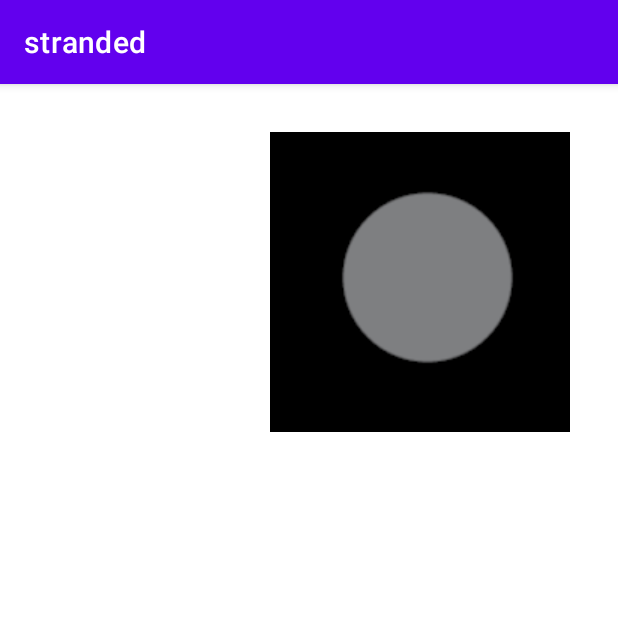
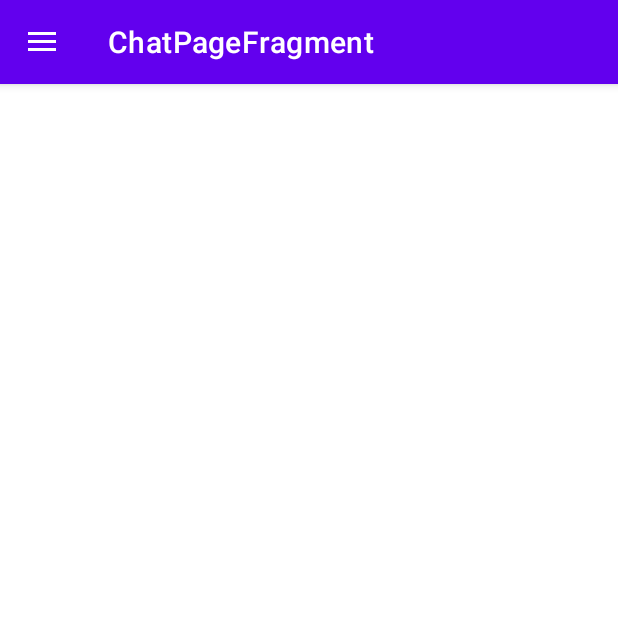
Before and after one commit to Quintarous/stranded, an Android app: the screen it shows after launch (MainActivity), on a phone screen of 412 x 824 dp, the top half of it. Run offline under Robolectric (Android 15) with nearby library versions, the phone set to English and light mode, and no system bars; our stand-ins replace Dagger/Hilt's generated code, navigation-ui; 3 statements that could not run were skipped.

Commit message:
Nav Drawer and animation frames
Setup the chat page fragment with a placeholder ui

Added an action bar with a nav drawer
along with other navigation essentials such as the nav graph and nav drawer menu items

Added 8 keyframe png images for the g meter graphic to use in the future

```diff
--- a/app/src/main/java/com/example/stranded/MainActivity.kt
+++ b/app/src/main/java/com/example/stranded/MainActivity.kt
@@ -4,27 +4,35 @@ import android.graphics.drawable.AnimationDrawable
 import androidx.appcompat.app.AppCompatActivity
 import android.os.Bundle
 import android.widget.ImageView
+import androidx.drawerlayout.widget.DrawerLayout
+import androidx.navigation.fragment.NavHostFragment
+import androidx.navigation.ui.AppBarConfiguration
+import androidx.navigation.ui.setupActionBarWithNavController
+import androidx.navigation.ui.setupWithNavController
+import com.google.android.material.navigation.NavigationView
 import dagger.hilt.android.AndroidEntryPoint
 import java.util.*
 
 @AndroidEntryPoint
 class MainActivity : AppCompatActivity() {
 
-    private lateinit var testAnimation: AnimationDrawable
-
     override fun onCreate(savedInstanceState: Bundle?) {
         super.onCreate(savedInstanceState)
-        setContentView(R.layout.fragment_chat_page)
+        setContentView(R.layout.activity_main)
+
+        val navHostFragment: NavHostFragment = supportFragmentManager
+            .findFragmentById(R.id.nav_host_fragment) as NavHostFragment
+
+        val navController = navHostFragment.navController
+        val drawerLayout = findViewById<DrawerLayout>(R.id.drawer_layout)
+
+        val appBarConfiguration = AppBarConfiguration(navController.graph, drawerLayout)
+
+        setupActionBarWithNavController(navController, appBarConfiguration)
+        findViewById<NavigationView>(R.id.nav_view).setupWithNavController(navController)
 
         //creating and registering the notification testing channel
         //DELETE ONCE DONE TESTING
         createChannel(this, "test", "Test Channel")
-
-        val testImage = findViewById<ImageView>(R.id.testAnimation).apply {
-            setBackgroundResource(R.drawable.test_animation)
-            testAnimation = background as AnimationDrawable
-        }
-
-        testImage.setOnClickListener { testAnimation.start() }
     }
 }
--- a/app/src/main/java/com/example/stranded/chatpage/ChatPageUtil.kt
+++ b/app/src/main/java/com/example/stranded/chatpage/ChatPageUtil.kt
@@ -15,6 +15,7 @@ data class Set constructor(
 
 data class Line constructor(
     val id: Int,
+    val consoleLine: Boolean,
     val line: String,
     val next: Int,
     val nextType: String
--- a/app/src/main/java/com/example/stranded/database/ScriptDatabaseEntities.kt
+++ b/app/src/main/java/com/example/stranded/database/ScriptDatabaseEntities.kt
@@ -20,6 +20,7 @@ script line or a set of prompts next
 data class SequenceOneScript constructor(
     @PrimaryKey(autoGenerate = true)
     val id: Int,
+    val consoleLine: Boolean = false,
     val line: String,
     val next: Int,
     val nextType: String = "script"
--- a/app/src/main/res/drawable/test_animation.xml
+++ b/app/src/main/res/drawable/test_animation.xml
@@ -1,5 +1,8 @@
 <?xml version="1.0" encoding="utf-8"?>
 <animation-list xmlns:android="http://schemas.android.com/apk/res/android">
-    <item android:drawable="@drawable/test" android:duration="100" />
-    <item android:drawable="@drawable/test2" android:duration="100" />
+    <item android:drawable="@drawable/g_up1" android:duration="50" />
+    <item android:drawable="@drawable/g_up2" android:duration="50" />
+    <item android:drawable="@drawable/g_up3" android:duration="50" />
+    <item android:drawable="@drawable/g_up4" android:duration="50" />
+    <item android:drawable="@drawable/g_up5" android:duration="50" />
 </animation-list>
--- a/app/src/main/res/layout/activity_main.xml
+++ b/app/src/main/res/layout/activity_main.xml
@@ -1,18 +1,37 @@
 <?xml version="1.0" encoding="utf-8"?>
-<androidx.constraintlayout.widget.ConstraintLayout xmlns:android="http://schemas.android.com/apk/res/android"
+<androidx.drawerlayout.widget.DrawerLayout
+    xmlns:android="http://schemas.android.com/apk/res/android"
     xmlns:app="http://schemas.android.com/apk/res-auto"
-    xmlns:tools="http://schemas.android.com/tools"
+    android:id="@+id/drawer_layout"
     android:layout_width="match_parent"
     android:layout_height="match_parent"
-    tools:context=".MainActivity">
+    android:fitsSystemWindows="true">
 
-    <TextView
+    <LinearLayout
+        android:layout_width="match_parent"
+        android:layout_height="match_parent"
+        android:orientation="vertical">
+
+        <androidx.fragment.app.FragmentContainerView
+            android:id="@+id/nav_host_fragment"
+            android:name="androidx.navigation.fragment.NavHostFragment"
+            android:layout_width="match_parent"
+            android:layout_height="match_parent"
+            app:layout_constraintLeft_toLeftOf="parent"
+            app:layout_constraintRight_toRightOf="parent"
+            app:layout_constraintTop_toTopOf="parent"
+            app:layout_constraintBottom_toBottomOf="parent"
+            app:defaultNavHost="true"
+            app:navGraph="@navigation/nav_graph" />
+    </LinearLayout>
+
+    <com.google.android.material.navigation.NavigationView
+        android:id="@+id/nav_view"
         android:layout_width="wrap_content"
-        android:layout_height="wrap_content"
-        android:text="Hello World!"
-        app:layout_constraintBottom_toBottomOf="parent"
-        app:layout_constraintLeft_toLeftOf="parent"
-        app:layout_constraintRight_toRightOf="parent"
-        app:layout_constraintTop_toTopOf="parent" />
+        android:layout_height="match_parent"
+        android:layout_gravity="start"
+        android:fitsSystemWindows="true"
+        app:menu="@menu/navdrawer_menu">
+    </com.google.android.material.navigation.NavigationView>
 
-</androidx.constraintlayout.widget.ConstraintLayout>
+</androidx.drawerlayout.widget.DrawerLayout>
--- a/app/src/main/res/layout/fragment_chat_page.xml
+++ b/app/src/main/res/layout/fragment_chat_page.xml
@@ -1,25 +1,37 @@
 <?xml version="1.0" encoding="utf-8"?>
-<androidx.constraintlayout.widget.ConstraintLayout xmlns:android="http://schemas.android.com/apk/res/android"
+<layout xmlns:android="http://schemas.android.com/apk/res/android"
     xmlns:app="http://schemas.android.com/apk/res-auto"
-    xmlns:tools="http://schemas.android.com/tools"
+    xmlns:tools="http://schemas.android.com/tools">
+
+    <androidx.constraintlayout.widget.ConstraintLayout
         android:layout_width="match_parent"
         android:layout_height="match_parent">
 
         <androidx.recyclerview.widget.RecyclerView
-        android:id="@+id/chat_page_recycler"
-        android:layout_width="match_parent"
-        android:layout_height="match_parent"
-        app:layout_constraintBottom_toBottomOf="parent"
-        app:layout_constraintEnd_toEndOf="parent"
+            android:id="@+id/console_recycler"
+            android:layout_width="0dp"
+            android:layout_height="0dp"
+            app:layout_constraintBottom_toBottomOf="@+id/testAnimation"
+            app:layout_constraintEnd_toStartOf="@+id/testAnimation"
             app:layout_constraintStart_toStartOf="parent"
             app:layout_constraintTop_toTopOf="parent" />
 
         <ImageView
             android:id="@+id/testAnimation"
-        android:layout_width="wrap_content"
-        android:layout_height="wrap_content"
-        android:layout_marginTop="32dp"
-        android:layout_marginEnd="32dp"
+            android:layout_width="150dp"
+            android:layout_height="150dp"
             app:layout_constraintEnd_toEndOf="parent"
             app:layout_constraintTop_toTopOf="parent" />
+
+        <androidx.recyclerview.widget.RecyclerView
+            android:id="@+id/chat_recycler"
+            android:layout_width="0dp"
+            android:layout_height="0dp"
+            app:layout_constraintBottom_toBottomOf="parent"
+            app:layout_constraintEnd_toEndOf="parent"
+            app:layout_constraintStart_toStartOf="parent"
+            app:layout_constraintTop_toBottomOf="@+id/console_recycler" />
+
     </androidx.constraintlayout.widget.ConstraintLayout>
+
+</layout>
--- /dev/null
+++ b/app/src/main/res/menu/navdrawer_menu.xml
@@ -0,0 +1,12 @@
+<?xml version="1.0" encoding="utf-8"?>
+<menu xmlns:android="http://schemas.android.com/apk/res/android">
+    <item
+        android:id="@+id/settingsFragment"
+        android:icon="@android:drawable/ic_menu_manage"
+        android:title="@string/settings"/>
+
+    <item
+        android:id="@+id/aboutFragment"
+        android:icon="@android:drawable/ic_menu_help"
+        android:title="@string/about"/>
+</menu>
--- /dev/null
+++ b/app/src/main/res/navigation/nav_graph.xml
@@ -0,0 +1,11 @@
+<?xml version="1.0" encoding="utf-8"?>
+<navigation xmlns:android="http://schemas.android.com/apk/res/android"
+    xmlns:app="http://schemas.android.com/apk/res-auto"
+    android:id="@+id/nav_graph"
+    app:startDestination="@id/chatPageFragment">
+
+    <fragment
+        android:id="@+id/chatPageFragment"
+        android:name="com.example.stranded.chatpage.ChatPageFragment"
+        android:label="ChatPageFragment" />
+</navigation>
--- a/app/src/main/res/values/strings.xml
+++ b/app/src/main/res/values/strings.xml
@@ -1,3 +1,5 @@
 <resources>
     <string name="app_name">stranded</string>
+    <string name="settings">Settings</string>
+    <string name="about">About</string>
 </resources>
--- a/build.gradle
+++ b/build.gradle
@@ -2,6 +2,7 @@
 buildscript {
     ext.kotlin_version = "1.5.10"
     ext.hilt_version = "2.35"
+    ext.nav_version = "2.3.5"
     repositories {
         google()
         mavenCentral()
```
Also changed, not shown: app/build.gradle (+12 -0 lines), app/src/main/java/com/example/stranded/chatpage/ChatPageFragment.kt (+15 -2 lines), app/src/main/res/drawable/g_idle.png (added), app/src/main/res/drawable/g_transition_up1.png (added), app/src/main/res/drawable/g_transition_up2.png (added), app/src/main/res/drawable/g_up1.png (added), app/src/main/res/drawable/g_up2.png (added), app/src/main/res/drawable/g_up3.png (added), app/src/main/res/drawable/g_up4.png (added), app/src/main/res/drawable/g_up5.png (added). Lines whose indentation alone changed are shown as unchanged.
